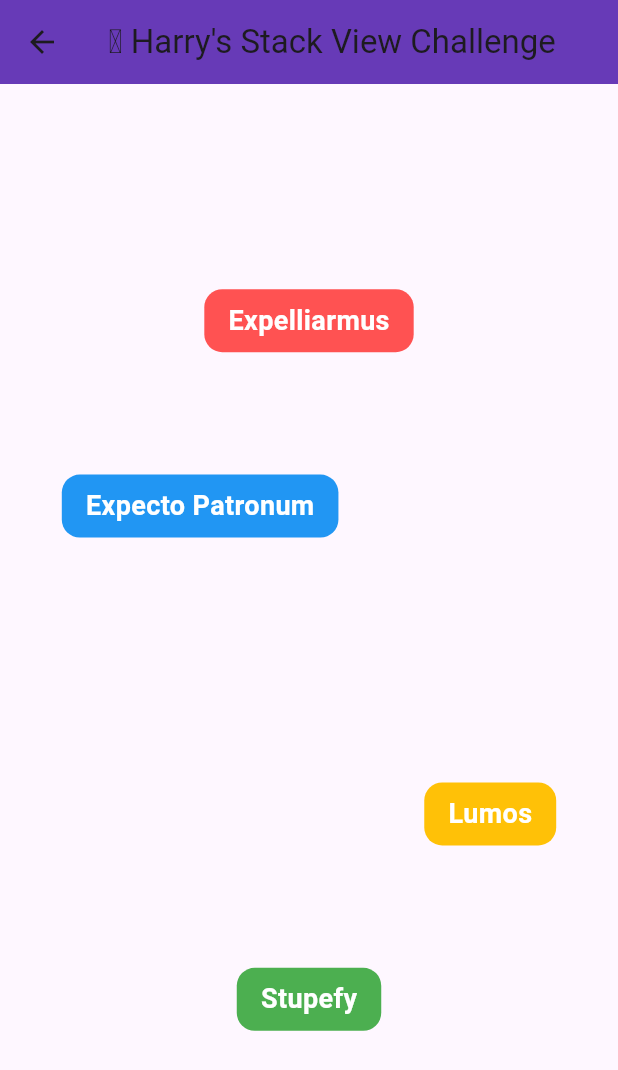
After one commit to iremyasar01/neonAcademyApps, a Flutter app: the screen it shows after launch, after a tap on "Stack Views", on a phone screen of 412 x 824 dp. The commit adds this screen. Shown: the top 1070 px of the screen. Run offline on Flutter 3.47's test engine with Material 3 defaults, Android fonts, the phone set to English and light mode, and no system bars; our stand-ins replace audioplayers, share_plus.

Commit message:
stackViews

```diff
--- a/lib/screens/home_screen.dart
+++ b/lib/screens/home_screen.dart
@@ -7,6 +7,7 @@ import 'package:neonacademyapss/screens/dress_up_screen.dart';
 import 'package:neonacademyapss/screens/page_control_screen.dart';
 import 'package:neonacademyapss/screens/pino_alert_screen.dart';
 import 'package:neonacademyapss/screens/resque_slider_screen.dart';
+import 'package:neonacademyapss/screens/stack_views_screen.dart';
 import 'package:neonacademyapss/screens/switch_screen.dart';
 import 'package:neonacademyapss/screens/wicked_queen_screen.dart';
 import 'package:neonacademyapss/screens/wild_west_screen.dart';
@@ -154,6 +155,18 @@ class HomeScreen extends StatelessWidget {
               child: const Text('Aladdin Progress Screen'),
               //Linear Progress Indicators
             ),
+              const SizedBox(height: 20),
+            ElevatedButton(
+              onPressed: () {
+                Navigator.push(
+                  context,
+                  MaterialPageRoute(
+                      builder: (context) => const StackViewScreen()),
+                );
+              },
+              child: const Text('Stack Views'),
+              //Linear Progress Indicators
+            ),
           ],
         ),
       ),
--- /dev/null
+++ b/lib/screens/stack_views_screen.dart
@@ -0,0 +1,66 @@
+import 'package:flutter/material.dart';
+
+class StackViewScreen extends StatelessWidget {
+  const StackViewScreen({super.key});
+
+  @override
+  Widget build(BuildContext context) {
+    final screenWidth = MediaQuery.of(context).size.width;
+    final screenHeight = MediaQuery.of(context).size.height;
+
+    return Scaffold(
+      appBar: AppBar(
+        title: const Text("🪄 Harry's Stack View Challenge"),
+        backgroundColor: Colors.deepPurple,
+        centerTitle: true,
+      ),
+      body: Center(
+        child: SizedBox(
+          width: screenWidth * 0.8,
+          height: screenHeight * 0.6,
+          child: Stack(
+            alignment: Alignment.center,
+            children: [
+              Positioned(
+                top: 0,
+                child: _spellLabel("Expelliarmus", Colors.redAccent),
+              ),
+              Positioned(
+                top: screenHeight * 0.15,
+                left: 0,
+                child: _spellLabel("Expecto Patronum", Colors.blue),
+              ),
+              Positioned(
+                bottom: screenHeight * 0.15,
+                right: 0,
+                child: _spellLabel("Lumos", Colors.amber),
+              ),
+              Positioned(
+                bottom: 0,
+                child: _spellLabel("Stupefy", Colors.green),
+              ),
+            ],
+          ),
+        ),
+      ),
+    );
+  }
+
+  Widget _spellLabel(String text, Color color) {
+    return Container(
+      padding: const EdgeInsets.symmetric(horizontal: 16, vertical: 8),
+      decoration: BoxDecoration(
+        color: color,
+        borderRadius: BorderRadius.circular(12),
+      ),
+      child: Text(
+        text,
+        style: const TextStyle(
+          color: Colors.white,
+          fontSize: 18,
+          fontWeight: FontWeight.bold,
+        ),
+      ),
+    );
+  }
+}
```
